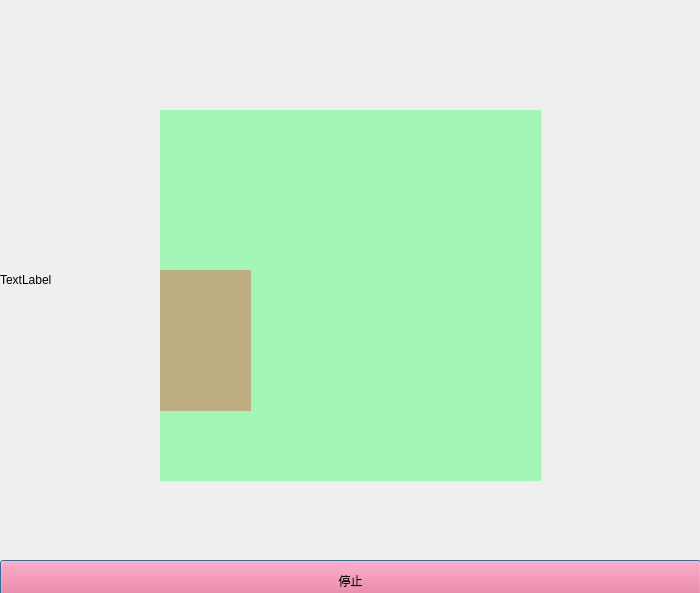
The window that display_widget.ui (droplazy/HOOK) describes before a commit, drawn with Qt 5.
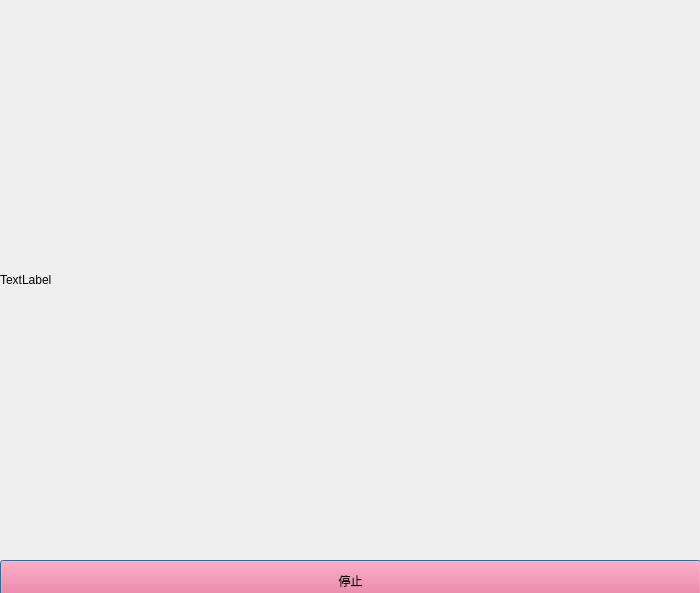
The same window after the commit. Icons and pictures are not drawn.

```diff
--- a/display_widget.ui
+++ b/display_widget.ui
@@ -60,40 +60,6 @@
     <bool>false</bool>
    </property>
   </widget>
-  <widget class="QLabel" name="label_2">
-   <property name="geometry">
-    <rect>
-     <x>160</x>
-     <y>110</y>
-     <width>381</width>
-     <height>371</height>
-    </rect>
-   </property>
-   <property name="styleSheet">
-    <string notr="true">background-color: rgba(85, 255, 127, 0.5);
-</string>
-   </property>
-   <property name="text">
-    <string/>
-   </property>
-  </widget>
-  <widget class="QLabel" name="label_aligh">
-   <property name="geometry">
-    <rect>
-     <x>160</x>
-     <y>270</y>
-     <width>91</width>
-     <height>141</height>
-    </rect>
-   </property>
-   <property name="styleSheet">
-    <string notr="true">background-color: rgba(255, 0, 0, 0.3);
-</string>
-   </property>
-   <property name="text">
-    <string/>
-   </property>
-  </widget>
  </widget>
  <resources/>
  <connections/>
```
